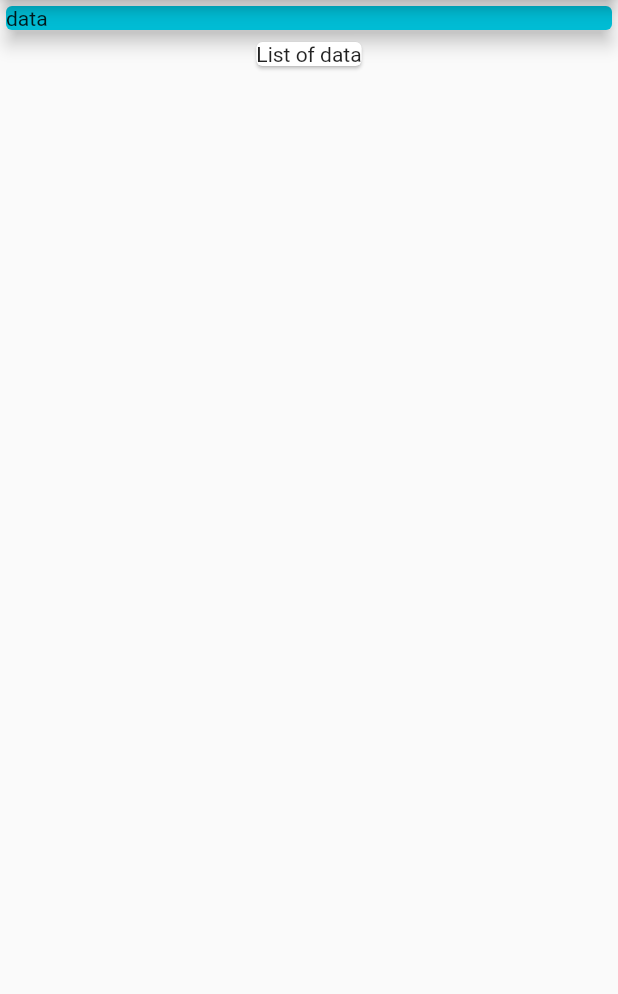
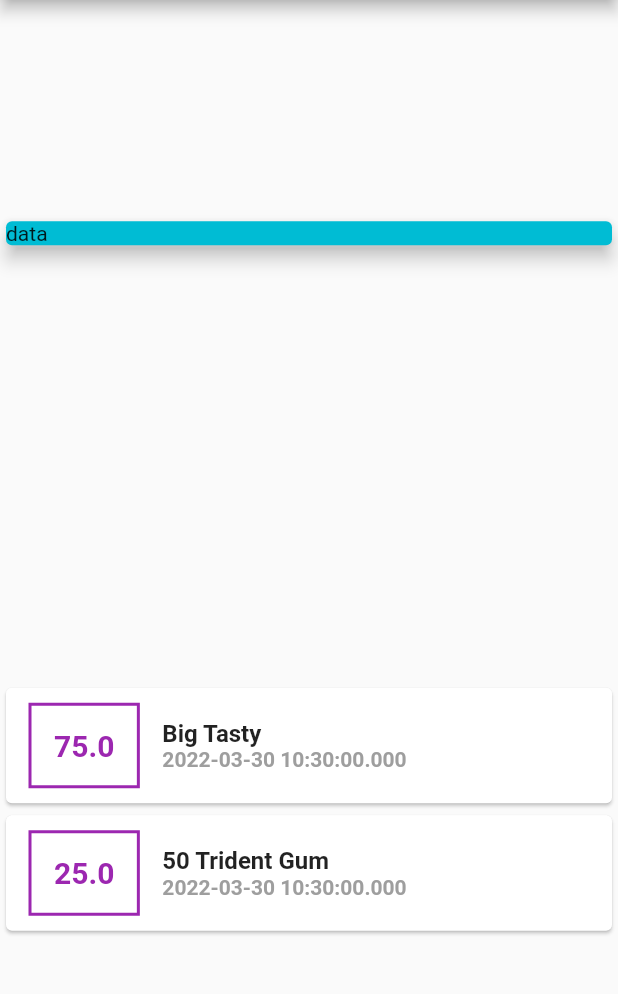
Before and after one commit to IamZygote/Hold-Your-Money, a Flutter app: the screen it shows after launch, on a phone screen of 412 x 824 dp, the part 84-1078 px from its top. Run offline on Flutter 3.47's test engine with Material 2 defaults, Android fonts, the phone set to English and light mode, and no system bars.

Commit message:
first update
structuring the app with (columns-rows-container), and added transaction class (not widget),

```diff
--- a/lib/main.dart
+++ b/lib/main.dart
@@ -1,3 +1,4 @@
+import 'transaction.dart';
 import 'package:flutter/material.dart';
 
 void main() {
@@ -29,6 +30,21 @@ class MyHomePage extends StatefulWidget {
 }
 
 class _MyHomePageState extends State<MyHomePage> {
+  List<Transaction> tranactions = [
+    Transaction(
+      id: '1',
+      title: 'Big Tasty',
+      amount: 75,
+      date: DateTime.now(),
+    ),
+    Transaction(
+      id: '2',
+      title: '50 Trident Gum',
+      amount: 25,
+      date: DateTime.now(),
+    )
+  ];
+
   @override
   Widget build(BuildContext context) {
     return Scaffold(
@@ -36,6 +52,7 @@ class _MyHomePageState extends State<MyHomePage> {
         title: Text(widget.title),
       ),
       body: Column(
+        mainAxisAlignment: MainAxisAlignment.spaceAround,
         children: <Widget>[
           Container(
             width: double.infinity,
@@ -45,8 +62,55 @@ class _MyHomePageState extends State<MyHomePage> {
               color: Colors.cyan,
             ),
           ),
-          Card(
-            child: Text("List of data"),
+          Column(
+            children: tranactions.map((tx) {
+              return Card(
+                  child: Row(
+                children: <Widget>[
+                  Container(
+                    margin: EdgeInsets.symmetric(
+                      vertical: 10,
+                      horizontal: 15,
+                    ),
+                    decoration: BoxDecoration(
+                      border: Border.all(
+                        color: Colors.purple,
+                        width: 2,
+                      ),
+                    ),
+                    padding: EdgeInsets.all(15),
+                    child: Text(
+                      tx.amount.toString(),
+                      style: TextStyle(
+                        color: Colors.purple,
+                        fontSize: 20,
+                        fontWeight: FontWeight.bold,
+                      ),
+                    ),
+                  ),
+                  Column(
+                    crossAxisAlignment: CrossAxisAlignment.start,
+                    children: <Widget>[
+                      Text(
+                        tx.title,
+                        style: TextStyle(
+                          fontWeight: FontWeight.bold,
+                          fontSize: 16,
+                        ),
+                      ),
+                      Text(
+                        tx.date.toString(),
+                        style: TextStyle(
+                          fontWeight: FontWeight.bold,
+                          fontSize: 14,
+                          color: Colors.grey,
+                        ),
+                      ),
+                    ],
+                  )
+                ],
+              ));
+            }).toList(),
           )
         ],
       ),
--- /dev/null
+++ b/lib/transaction.dart
@@ -0,0 +1,15 @@
+import 'package:flutter/foundation.dart';
+
+class Transaction {
+  final String id;
+  final String title;
+  final double amount;
+  final DateTime date;
+
+  Transaction({
+    required this.id,
+    required this.title,
+    required this.amount,
+    required this.date,
+  });
+}
```
